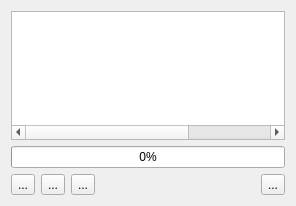
First picture: the form in ui/tapewin.ui, repository samstyle/Xpeccy, before the edit.
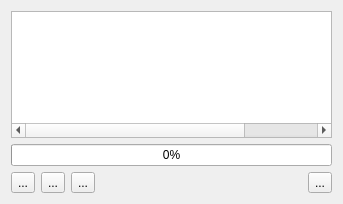
Second picture: the form after the edit. Icons and pictures are not drawn.

```diff
--- a/ui/tapewin.ui
+++ b/ui/tapewin.ui
@@ -6,8 +6,8 @@
    <rect>
     <x>0</x>
     <y>0</y>
-    <width>296</width>
-    <height>206</height>
+    <width>343</width>
+    <height>204</height>
    </rect>
   </property>
   <property name="windowTitle">
@@ -32,7 +32,7 @@
       <number>0</number>
      </property>
      <property name="columnCount">
-      <number>3</number>
+      <number>4</number>
      </property>
      <attribute name="horizontalHeaderVisible">
       <bool>false</bool>
@@ -49,6 +49,7 @@
      <column/>
      <column/>
      <column/>
+     <column/>
     </widget>
    </item>
    <item>
```
